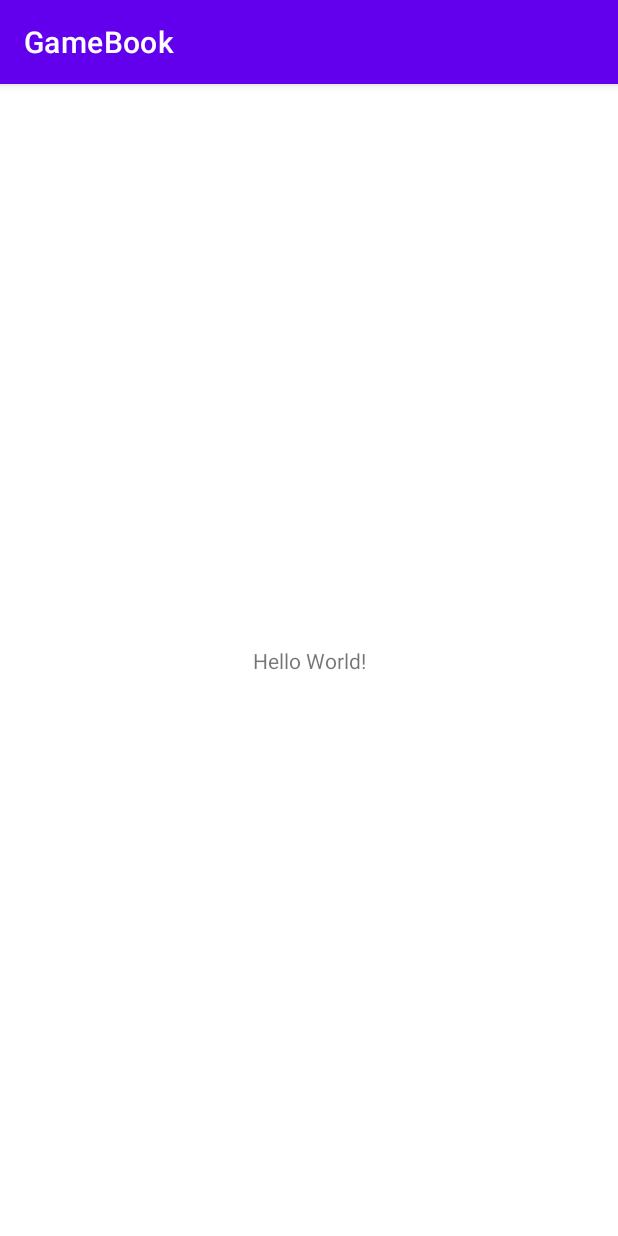
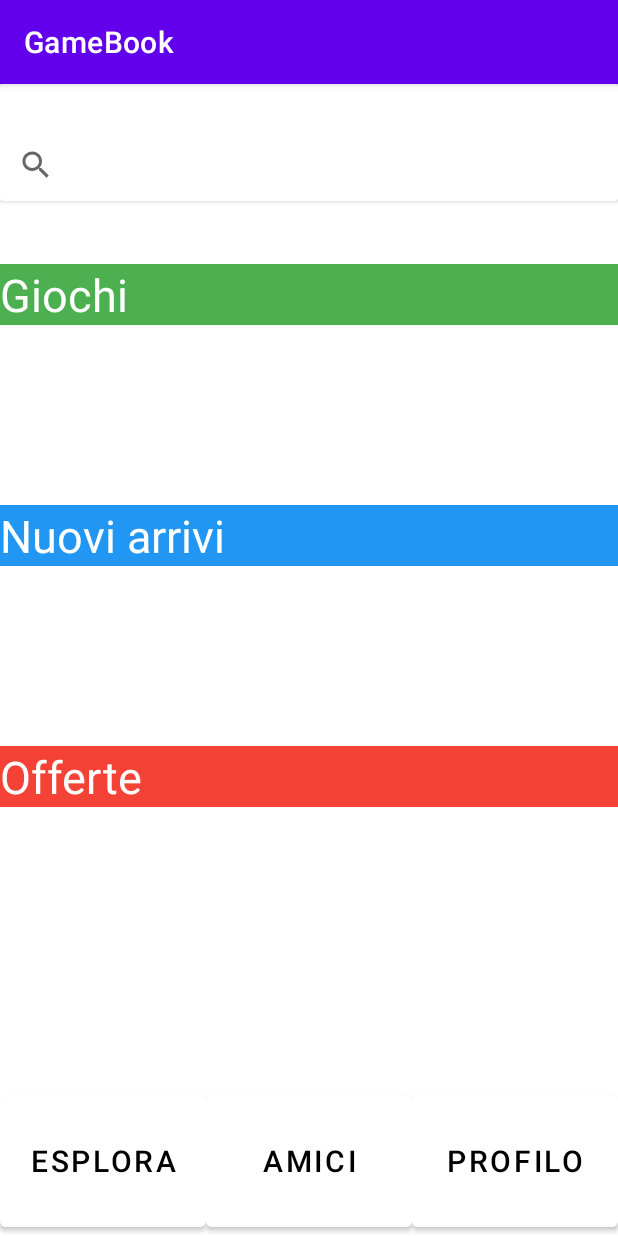
Before and after one commit to MatteoMaiocchi/GameBook, an Android app: the screen it shows after launch (MainActivity), on a phone screen of 412 x 824 dp. Run offline under Robolectric (Android 15) with nearby library versions, the phone set to English and light mode, and no system bars.

Commit message:
Inizio progettazione pagina Esplora

```diff
--- a/app/src/main/res/layout/activity_main.xml
+++ b/app/src/main/res/layout/activity_main.xml
@@ -1,18 +1,111 @@
 <?xml version="1.0" encoding="utf-8"?>
-<androidx.constraintlayout.widget.ConstraintLayout xmlns:android="http://schemas.android.com/apk/res/android"
+<ScrollView
+    xmlns:android="http://schemas.android.com/apk/res/android"
     xmlns:app="http://schemas.android.com/apk/res-auto"
     xmlns:tools="http://schemas.android.com/tools"
     android:layout_width="match_parent"
     android:layout_height="match_parent"
+    android:fillViewport="true"
     tools:context=".MainActivity">
 
-    <TextView
-        android:layout_width="wrap_content"
-        android:layout_height="wrap_content"
-        android:text="Hello World!"
-        app:layout_constraintBottom_toBottomOf="parent"
-        app:layout_constraintLeft_toLeftOf="parent"
-        app:layout_constraintRight_toRightOf="parent"
-        app:layout_constraintTop_toTopOf="parent" />
+    <RelativeLayout
+        android:layout_width="match_parent"
+        android:layout_height="wrap_content">
 
-</androidx.constraintlayout.widget.ConstraintLayout>
+
+        <androidx.cardview.widget.CardView
+            android:id="@+id/Ricerca"
+            android:layout_width="match_parent"
+            android:layout_height="wrap_content" >
+
+            <SearchView
+                android:layout_width="match_parent"
+                android:layout_height="match_parent"
+                android:layout_marginTop="30dp" />
+
+        </androidx.cardview.widget.CardView>
+
+
+
+        <LinearLayout
+            android:layout_width="match_parent"
+            android:layout_height="match_parent"
+            android:orientation="vertical">
+
+            <TextView
+                android:id="@+id/giochi"
+                android:layout_width="match_parent"
+                android:layout_height="wrap_content"
+                android:layout_marginTop="120dp"
+                android:background="#4CAF50"
+                android:text="@string/giochi"
+
+                android:textColor="@color/white"
+                android:textSize="30sp" />
+
+            <TextView
+                android:id="@+id/nuoviArrivi"
+                android:layout_width="match_parent"
+                android:layout_height="wrap_content"
+                android:layout_marginTop="120dp"
+                android:background="#2196F3"
+                android:text="@string/nuovi_arrivi"
+                android:textColor="@color/white"
+                android:textSize="30sp" />
+
+            <TextView
+                android:id="@+id/offerte"
+                android:layout_width="match_parent"
+                android:layout_height="wrap_content"
+                android:layout_marginTop="120dp"
+                android:background="#F44336"
+                android:text="@string/offerte"
+                android:textColor="@color/white"
+                android:textSize="30sp" />
+        </LinearLayout>
+
+
+
+        <LinearLayout
+            android:layout_width="match_parent"
+            android:layout_height="wrap_content"
+            android:layout_alignParentBottom="true"
+            android:layout_marginBottom="0dp"
+            android:gravity="center"
+            android:orientation="horizontal">
+
+
+            <Button
+                android:id="@+id/Esplora"
+                android:layout_width="0dp"
+                android:layout_height="100dp"
+                android:layout_weight="1"
+                android:text="@string/esplora"
+                android:textColor="@color/black"
+                android:textSize="20sp"
+                app:backgroundTint="@color/white" />
+
+            <Button
+                android:id="@+id/Amici"
+                android:layout_width="0dp"
+                android:layout_height="100dp"
+                android:layout_weight="1"
+                android:text="@string/amici"
+                android:textColor="@color/black"
+                android:textSize="20sp"
+                app:backgroundTint="@color/white" />
+
+            <Button
+                android:id="@+id/Profilo"
+                android:layout_width="0dp"
+                android:layout_height="100dp"
+                android:layout_weight="1"
+                android:text="@string/profilo"
+                android:textColor="@color/black"
+                android:textSize="20sp"
+                app:backgroundTint="@color/white" />
+        </LinearLayout>
+
+    </RelativeLayout>
+
+</ScrollView>
--- a/app/src/main/res/values/strings.xml
+++ b/app/src/main/res/values/strings.xml
@@ -1,3 +1,9 @@
 <resources>
     <string name="app_name">GameBook</string>
+    <string name="giochi">Giochi</string>
+    <string name="nuovi_arrivi">Nuovi arrivi</string>
+    <string name="offerte">Offerte</string>
+    <string name="esplora">Esplora</string>
+    <string name="amici">Amici</string>
+    <string name="profilo">Profilo</string>
 </resources>
```
